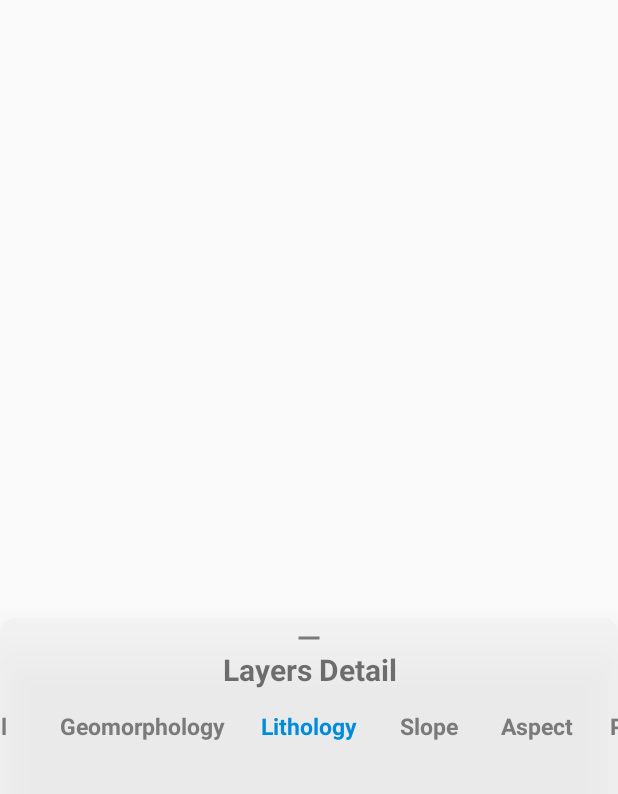
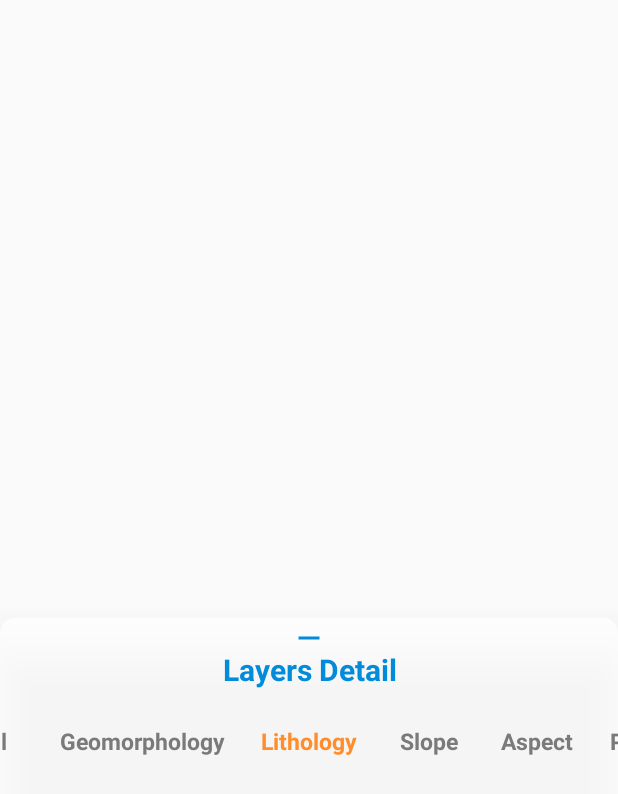
Before and after one commit to Abhishek-Kathayat/IIRSSurveyApp, an Android app: the screen it shows after launch (MainActivity), after a tap on an icon or button, on a phone screen of 412 x 824 dp. Shown: the top 794 px of the screen. Run offline under Robolectric (Android 15) with nearby library versions, the phone set to English and light mode, and no system bars; libraries missing offline, so code that uses them is left out: com.mapbox.android, com.mapbox.mapboxsdk; 7 statements that could not run were skipped.

Commit message:
Colors Changes

```diff
--- a/app/src/main/res/drawable/bottomsheet_background.xml
+++ b/app/src/main/res/drawable/bottomsheet_background.xml
@@ -2,7 +2,8 @@
 <selector xmlns:android="http://schemas.android.com/apk/res/android">
     <item>
         <shape android:shape="rectangle">
-            <solid android:color="#BFF1F0F0"/>
+            <!-- <solid android:color="#BFF1F0F0"/> -->
+            <solid android:color="#BFFFFFFF"/>
             <corners android:radius="10dp"/>
         </shape>
     </item>
--- a/app/src/main/res/layout/main_bottomsheet.xml
+++ b/app/src/main/res/layout/main_bottomsheet.xml
@@ -25,7 +25,7 @@
             android:src="@drawable/ic_arrow_up"
             android:backgroundTint="@android:color/transparent"
             android:layout_centerHorizontal="true"
-            android:tint="@color/defaulttabtextcolor"/>
+            android:tint="@color/colorPrimary_1"/>
 
         <TextView
             android:layout_width="wrap_content"
@@ -36,13 +36,15 @@
             android:textAllCaps="false"
             android:textAlignment="center"
             android:layout_below="@id/closeopen_button"
-            android:layout_centerHorizontal="true"/>
+            android:layout_centerHorizontal="true"
+            android:textColor="@color/colorPrimary_1"/>
 
     </RelativeLayout>
 
     <RelativeLayout
         android:id="@+id/Relay_bottomsheet_2"
         android:layout_below="@id/Relay_bottomsheet_1"
+        android:layout_marginTop="10dp"
         android:layout_width="match_parent"
         android:layout_height="wrap_content">
 
@@ -59,7 +61,7 @@
                 app:tabMode="scrollable"
                 app:tabTextAppearance="@style/TabTextStyle"
                 app:tabTextColor="@color/defaulttabtextcolor"
-                app:tabSelectedTextColor="@color/colorPrimary_1"/>
+                app:tabSelectedTextColor="@color/colorPrimary_2"/>
 
         </android.support.v4.view.ViewPager>
 
```
